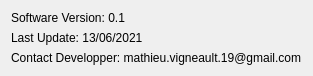
Before: the Qt Designer form gui/dialog/helpDialogUI.ui in AceEagle/ElectricViewCHU, drawn with Qt 5.
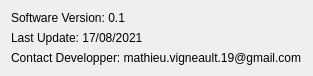
After: the same form once the commit is applied.

Commit message: help dialog update

```diff
--- a/gui/dialog/helpDialogUI.ui
+++ b/gui/dialog/helpDialogUI.ui
@@ -43,7 +43,7 @@
    <item row="1" column="0">
     <widget class="QLabel" name="label_3">
      <property name="text">
-      <string>Last Update: 13/06/2021</string>
+      <string>Last Update: 17/08/2021</string>
      </property>
     </widget>
    </item>
```
